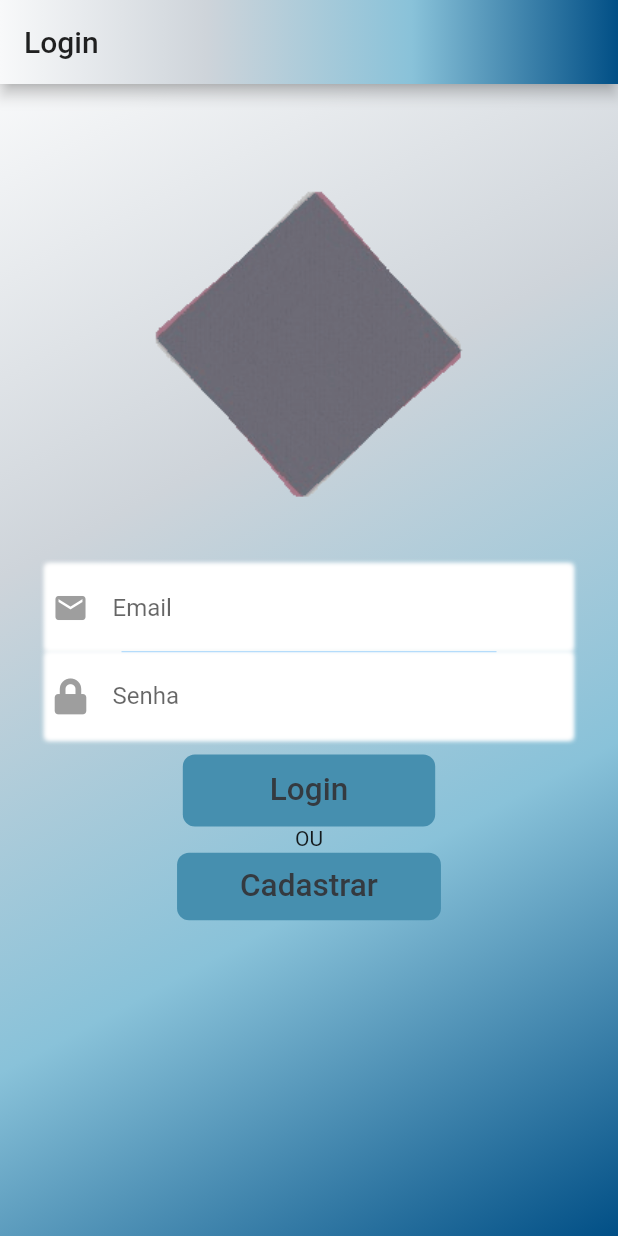
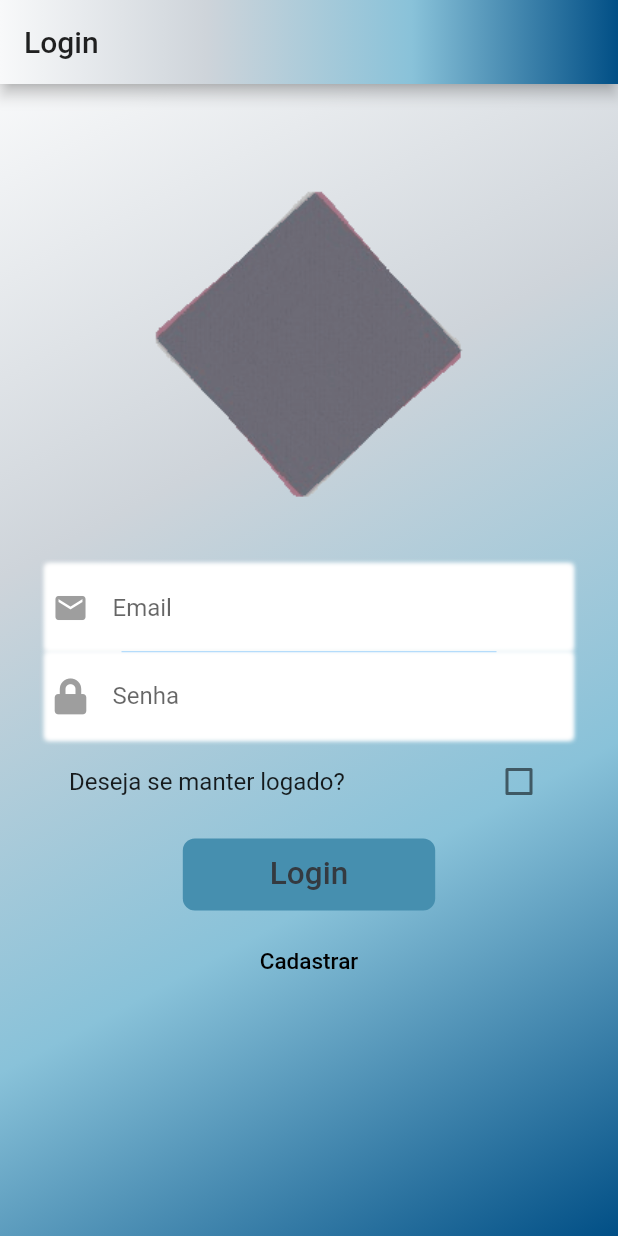
Before and after one commit to chrisFernandesDev/appclienteflutter, a Flutter app: the screen it shows after launch, on a phone screen of 412 x 824 dp. Run offline on Flutter 3.47's test engine with Material 2 defaults, Android fonts, the phone set to English and light mode, and no system bars; our stand-ins replace carousel_slider, cloud_firestore, file_picker, firebase_auth, firebase_core, font_awesome_flutter and 2 more; missing offline and left inert: dart:html; accounts and stored records are empty; network calls fail.

Commit message:
attLogin

```diff
--- a/lib/pages/login_page.dart
+++ b/lib/pages/login_page.dart
@@ -19,6 +19,8 @@ class _LoginPageState extends State<LoginPage> {
     context,
     listen: false,
   );
+
+  bool isChecked = false;
 
   @override
   Widget build(BuildContext context) {
@@ -130,6 +132,17 @@ class _LoginPageState extends State<LoginPage> {
                   ),
                 ),
 
+                CheckboxListTile(
+                    checkColor: Colors.white,
+                    value: isChecked,
+                    title: Text("Deseja se manter logado?"),
+                    onChanged: (bool? value) {
+                      setState(() {
+                        isChecked = value!;
+                      });
+                    },
+              ),
+
                 Container(
                   margin: EdgeInsets.only(top: 10),
                   decoration: BoxDecoration(
@@ -174,24 +187,15 @@ class _LoginPageState extends State<LoginPage> {
                   ),
                 ),
 
-                Text("OU"),
+                MaterialButton(
+                  padding: EdgeInsets.only(top: 20),
+                  child: Text("Cadastrar",
+                    style: TextStyle(
+                          color: Colors.black,
+                          fontSize: 15.0,
+                    ),
+                  ),
 
-                MaterialButton(
-                  child: Container(
-                    decoration: BoxDecoration(
-                    borderRadius: BorderRadius.all(Radius.circular(8.0)),
-                     color: Color(0xff468faf),
-                  ),
-                      padding: EdgeInsets.symmetric(
-                          vertical: 10.0, horizontal: 42.0),
-                      child: Text(
-                        'Cadastrar',
-                        style: TextStyle(
-                          color: Color(0xff343a40),
-                          fontSize: 21.0,
-                        ),
-                      ),
-                    ),
                   onPressed: () {
                     Navigator.push(
                       context,
@@ -200,7 +204,9 @@ class _LoginPageState extends State<LoginPage> {
                       ),
                     );
                   },
-                )
+                ),
+
+
               ],
             ),
           ),
```
